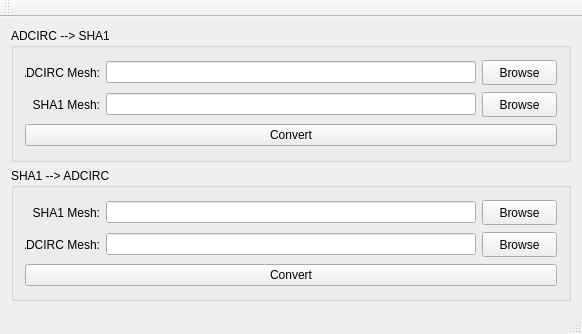
zcobell/AdVersion, file ui/mainwindow.ui: the form before one commit.
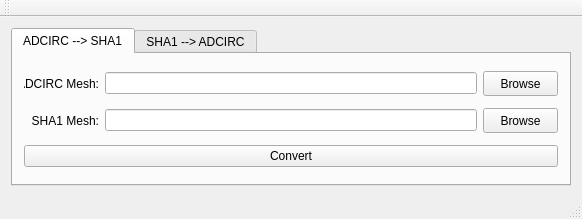
The form after the commit.

```diff
--- a/ui/mainwindow.ui
+++ b/ui/mainwindow.ui
@@ -7,7 +7,7 @@
     <x>0</x>
     <y>0</y>
     <width>582</width>
-    <height>334</height>
+    <height>219</height>
    </rect>
   </property>
   <property name="windowTitle">
@@ -16,10 +16,14 @@
   <widget class="QWidget" name="centralWidget">
    <layout class="QVBoxLayout" name="verticalLayout">
     <item>
-     <widget class="QGroupBox" name="groupBox">
-      <property name="title">
+     <widget class="QTabWidget" name="tabWidget">
+      <property name="currentIndex">
+       <number>0</number>
+      </property>
+      <widget class="QWidget" name="tab">
+       <attribute name="title">
        <string>ADCIRC --&gt; SHA1</string>
-      </property>
+       </attribute>
       <layout class="QVBoxLayout" name="verticalLayout_2">
        <item>
         <layout class="QHBoxLayout" name="horizontalLayout">
@@ -134,12 +138,10 @@
        </item>
       </layout>
      </widget>
-    </item>
-    <item>
-     <widget class="QGroupBox" name="groupBox_2">
-      <property name="title">
+      <widget class="QWidget" name="tab_2">
+       <attribute name="title">
        <string>SHA1 --&gt; ADCIRC</string>
-      </property>
+       </attribute>
       <layout class="QVBoxLayout" name="verticalLayout_3">
        <item>
         <layout class="QHBoxLayout" name="horizontalLayout_4">
@@ -253,6 +255,7 @@
         </widget>
        </item>
       </layout>
+      </widget>
      </widget>
     </item>
    </layout>
```
Lines whose indentation alone changed are shown as unchanged.
